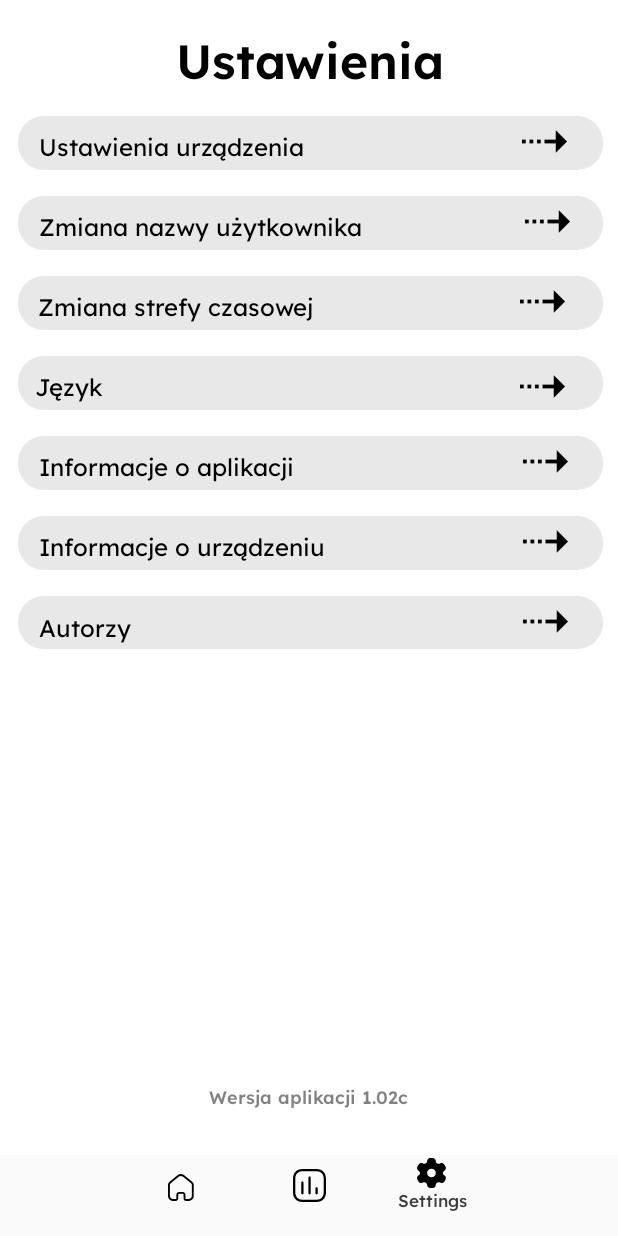
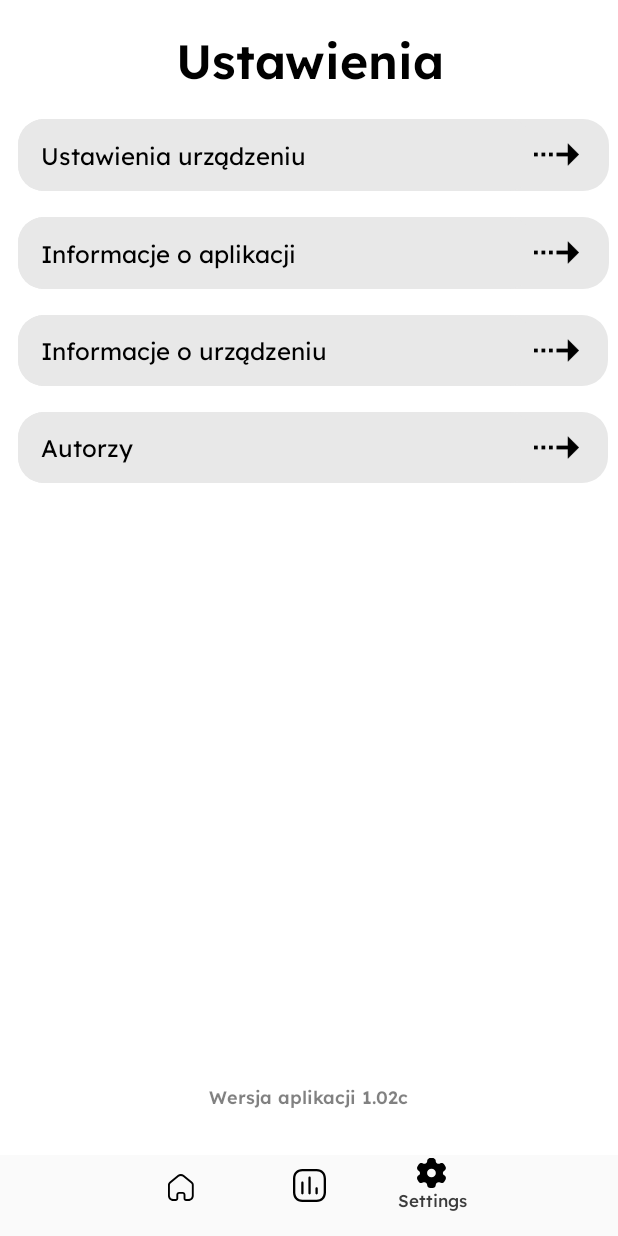
Before and after one commit to Kamilr616/IoT_App_ANS, an Android app: the SettingsActivity screen opened directly, with no data from a screen before it, on a phone screen of 412 x 824 dp. Run offline under Robolectric (Android 15) with nearby library versions, the phone set to English and light mode, and no system bars.

Commit message:
utworzenie przycisków w settings

```diff
--- a/app/src/main/res/layout/activity_settings.xml
+++ b/app/src/main/res/layout/activity_settings.xml
@@ -19,6 +19,7 @@
         app:layout_constraintTop_toTopOf="parent"
         app:layout_constraintVertical_bias="0.0">
 
+
         <TextView
             android:id="@+id/txtUstawienia"
             style="@style/txtLexendsemibold32"
@@ -31,256 +32,139 @@
             android:ellipsize="end"
             android:singleLine="true"
             android:text="@string/lbl_ustawienia" />
-
         <LinearLayout
-            android:id="@+id/linearRowustawieniaurz"
+            android:id="@+id/linearRowinformacjeoap_ust"
             style="@style/groupStylegray_1"
-            android:layout_width="match_parent"
-            android:layout_height="wrap_content"
-            android:layout_marginStart="@dimen/_12pxh"
-            android:layout_marginTop="@dimen/_15pxv"
-            android:layout_marginEnd="@dimen/_12pxh"
-            android:orientation="horizontal">
-
-            <TextView
-                android:id="@+id/txtUstawieniaurz"
-                style="@style/txtLexendregular16"
-                android:layout_width="0dp"
-                android:layout_height="wrap_content"
-                android:layout_marginStart="@dimen/_14pxh"
-                android:layout_marginTop="@dimen/_9pxv"
-                android:layout_marginBottom="@dimen/_5pxv"
-                android:layout_weight="0.85"
-                android:ellipsize="end"
-                android:singleLine="true"
-                android:text="@string/msg_ustawienia_urz" />
-
-            <ImageView
-                android:id="@+id/imageAdvance"
-                android:layout_width="@dimen/_30pxh"
-                android:layout_height="@dimen/_30pxh"
-                android:layout_marginStart="@dimen/_120pxh"
-                android:layout_marginTop="@dimen/_2pxv"
-                android:layout_marginEnd="@dimen/_23pxh"
-                android:layout_marginBottom="@dimen/_3pxv"
-                android:scaleType="fitXY"
-                tools:ignore="ContentDescription"
-                android:src="@drawable/img_advance" />
-        </LinearLayout>
-
-        <LinearLayout
-            android:id="@+id/linearRowzmiananazwyu"
-            style="@style/groupStylegray_1"
-            android:layout_width="match_parent"
+            android:layout_width="394dp"
             android:layout_height="wrap_content"
             android:layout_marginStart="@dimen/_12pxh"
             android:layout_marginTop="@dimen/_17pxv"
             android:layout_marginEnd="@dimen/_12pxh"
             android:orientation="horizontal">
 
-            <TextView
-                android:id="@+id/txtZmiananazwyu"
-                style="@style/txtLexendregular16"
-                android:layout_width="0dp"
+            <Button
+                android:id="@+id/ust_urz"
+                style="@style/groupStylegray_1"
+                android:layout_width="344dp"
                 android:layout_height="wrap_content"
-                android:layout_marginStart="@dimen/_14pxh"
-                android:layout_marginTop="@dimen/_9pxv"
-                android:layout_marginBottom="@dimen/_5pxv"
-                android:layout_weight="0.88"
-                android:ellipsize="end"
-                android:singleLine="true"
-                android:text="@string/msg_zmiana_nazwy_u" />
+                android:layout_weight="0"
+                android:paddingLeft="15dp"
+                android:stateListAnimator="@null"
+                android:text="Ustawienia urządzeniu"
+                android:textAlignment="viewStart"
+                android:textAppearance="@style/txtLexendregular16" />
 
             <ImageView
-                android:id="@+id/imageAdvanceOne"
+                android:id="@+id/imageAdvance"
                 android:layout_width="@dimen/_30pxh"
                 android:layout_height="@dimen/_30pxh"
-                android:layout_marginStart="@dimen/_82pxh"
-                android:layout_marginTop="@dimen/_2pxv"
-                android:layout_marginEnd="@dimen/_22pxh"
-                android:layout_marginBottom="@dimen/_3pxv"
+                android:layout_gravity="center"
+                android:layout_weight="0"
                 android:scaleType="fitXY"
-                tools:ignore="ContentDescription"
-                android:src="@drawable/img_advance" />
+                android:src="@drawable/img_advance"
+                tools:ignore="ContentDescription" />
+
         </LinearLayout>
 
+
+
         <LinearLayout
-            android:id="@+id/linearRowzmianastrefyc"
+            android:id="@+id/linearRowinformacjeoap_apl"
             style="@style/groupStylegray_1"
-            android:layout_width="match_parent"
+            android:layout_width="394dp"
             android:layout_height="wrap_content"
             android:layout_marginStart="@dimen/_12pxh"
             android:layout_marginTop="@dimen/_17pxv"
             android:layout_marginEnd="@dimen/_12pxh"
             android:orientation="horizontal">
 
-            <TextView
-                android:id="@+id/txtZmianastrefyc"
-                style="@style/txtLexendregular16"
-                android:layout_width="0dp"
+            <Button
+                android:id="@+id/inf_apl"
+                style="@style/groupStylegray_1"
+                android:layout_width="344dp"
                 android:layout_height="wrap_content"
-                android:layout_marginStart="@dimen/_13pxh"
-                android:layout_marginTop="@dimen/_9pxv"
-                android:layout_marginBottom="@dimen/_5pxv"
-                android:layout_weight="0.86"
-                android:ellipsize="end"
-                android:singleLine="true"
-                android:text="@string/msg_zmiana_strefy_c" />
+                android:layout_weight="0"
+                android:paddingLeft="15dp"
+                android:stateListAnimator="@null"
+                android:text="Informacje o aplikacji"
+                android:textAlignment="viewStart"
+                android:textAppearance="@style/txtLexendregular16" />
 
             <ImageView
-                android:id="@+id/imageAdvanceTwo"
+                android:id="@+id/imageAdvanceduoo"
                 android:layout_width="@dimen/_30pxh"
                 android:layout_height="@dimen/_30pxh"
-                android:layout_marginStart="@dimen/_111pxh"
-                android:layout_marginTop="@dimen/_2pxv"
-                android:layout_marginEnd="@dimen/_25pxh"
-                android:layout_marginBottom="@dimen/_3pxv"
+                android:layout_gravity="center"
+                android:layout_weight="0"
                 android:scaleType="fitXY"
-                tools:ignore="ContentDescription"
-                android:src="@drawable/img_advance" />
+                android:src="@drawable/img_advance"
+                tools:ignore="ContentDescription" />
+
         </LinearLayout>
 
         <LinearLayout
-            android:id="@+id/linearRowjzyk"
+            android:id="@+id/linearRowautorzy_urz"
             style="@style/groupStylegray_1"
-            android:layout_width="match_parent"
-            android:layout_height="wrap_content"
+            android:layout_width="393dp"
+            android:layout_height="47dp"
             android:layout_marginStart="@dimen/_12pxh"
             android:layout_marginTop="@dimen/_17pxv"
             android:layout_marginEnd="@dimen/_12pxh"
-            android:orientation="horizontal">
+            android:orientation="horizontal"
+            android:stateListAnimator="@null">
 
-            <TextView
-                android:id="@+id/txtJzyk"
-                style="@style/txtLexendregular16"
-                android:layout_width="0dp"
+            <Button
+                android:id="@+id/inf_urz"
+                style="@style/groupStylegray_1"
+                android:layout_width="344dp"
                 android:layout_height="wrap_content"
-                android:layout_marginStart="@dimen/_11pxh"
-                android:layout_marginTop="@dimen/_9pxv"
-                android:layout_marginBottom="@dimen/_5pxv"
-                android:layout_weight="0.6"
-                android:ellipsize="end"
-                android:singleLine="true"
-                android:text="@string/lbl_j_zyk" />
+                android:layout_weight="0"
+                android:paddingLeft="15dp"
+                android:stateListAnimator="@null"
+                android:text="Informacje o urządzeniu"
+                android:textAlignment="viewStart"
+                android:textAppearance="@style/txtLexendregular16" />
 
             <ImageView
-                android:id="@+id/imageAdvanceThree"
+                android:id="@+id/inf_urz_img"
                 android:layout_width="@dimen/_30pxh"
                 android:layout_height="@dimen/_30pxh"
-                android:layout_marginStart="@dimen/_251pxh"
-                android:layout_marginTop="@dimen/_5pxv"
-                android:layout_marginEnd="@dimen/_25pxh"
+                android:layout_gravity="center"
                 android:scaleType="fitXY"
-                tools:ignore="ContentDescription"
-                android:src="@drawable/img_advance" />
+                android:src="@drawable/img_advance"
+                tools:ignore="ContentDescription" />
         </LinearLayout>
-
         <LinearLayout
-            android:id="@+id/linearRowinformacjeoap"
+            android:id="@+id/linearRowautorzy_autorzy"
             style="@style/groupStylegray_1"
-            android:layout_width="match_parent"
-            android:layout_height="wrap_content"
+            android:layout_width="393dp"
+            android:layout_height="47dp"
             android:layout_marginStart="@dimen/_12pxh"
             android:layout_marginTop="@dimen/_17pxv"
             android:layout_marginEnd="@dimen/_12pxh"
-            android:orientation="horizontal">
+            android:orientation="horizontal"
+            android:stateListAnimator="@null">
 
-            <TextView
-                android:id="@+id/txtInformacjeoap"
-                style="@style/txtLexendregular16"
-                android:layout_width="0dp"
+            <Button
+                android:id="@+id/autorzy"
+                style="@style/groupStylegray_1"
+                android:layout_width="344dp"
                 android:layout_height="wrap_content"
-                android:layout_marginStart="@dimen/_14pxh"
-                android:layout_marginTop="@dimen/_9pxv"
-                android:layout_marginBottom="@dimen/_5pxv"
-                android:layout_weight="0.85"
-                android:ellipsize="end"
-                android:singleLine="true"
-                android:text="@string/msg_informacje_o_ap" />
-
-            <ImageView
-                android:id="@+id/imageAdvanceFour"
-                android:layout_width="@dimen/_30pxh"
-                android:layout_height="@dimen/_30pxh"
-                android:layout_marginStart="@dimen/_126pxh"
-                android:layout_marginTop="@dimen/_2pxv"
-                android:layout_marginEnd="@dimen/_23pxh"
-                android:layout_marginBottom="@dimen/_3pxv"
-                android:scaleType="fitXY"
-                tools:ignore="ContentDescription"
-                android:src="@drawable/img_advance" />
-        </LinearLayout>
-
-        <LinearLayout
-            android:id="@+id/linearRowinformacjeour"
-            style="@style/groupStylegray_1"
-            android:layout_width="match_parent"
-            android:layout_height="wrap_content"
-            android:layout_marginStart="@dimen/_12pxh"
-            android:layout_marginTop="@dimen/_17pxv"
-            android:layout_marginEnd="@dimen/_12pxh"
-            android:orientation="horizontal">
-
-            <TextView
-                android:id="@+id/txtInformacjeour"
-                style="@style/txtLexendregular16"
-                android:layout_width="0dp"
-                android:layout_height="wrap_content"
-                android:layout_marginStart="@dimen/_14pxh"
-                android:layout_marginTop="@dimen/_9pxv"
-                android:layout_marginBottom="@dimen/_5pxv"
-                android:layout_weight="0.86"
-                android:ellipsize="end"
-                android:singleLine="true"
-                android:text="@string/msg_informacje_o_ur" />
-
-            <ImageView
-                android:id="@+id/imageAdvanceFive"
-                android:layout_width="@dimen/_30pxh"
-                android:layout_height="@dimen/_30pxh"
-                android:layout_marginStart="@dimen/_106pxh"
-                android:layout_marginTop="@dimen/_2pxv"
-                android:layout_marginEnd="@dimen/_23pxh"
-                android:layout_marginBottom="@dimen/_3pxv"
-                android:scaleType="fitXY"
-                tools:ignore="ContentDescription"
-                android:src="@drawable/img_advance" />
-        </LinearLayout>
-
-        <LinearLayout
-            android:id="@+id/linearRowautorzy"
-            style="@style/groupStylegray_1"
-            android:layout_width="match_parent"
-            android:layout_height="wrap_content"
-            android:layout_marginStart="@dimen/_12pxh"
-            android:layout_marginTop="@dimen/_17pxv"
-            android:layout_marginEnd="@dimen/_12pxh"
-            android:orientation="horizontal">
-
-            <TextView
-                android:id="@+id/txtAutorzy"
-                style="@style/txtLexendregular16"
-                android:layout_width="0dp"
-                android:layout_height="wrap_content"
-                android:layout_marginStart="@dimen/_14pxh"
-                android:layout_marginTop="@dimen/_10pxv"
-                android:layout_marginBottom="@dimen/_4pxv"
-                android:layout_weight="0.67"
-                android:ellipsize="end"
-                android:singleLine="true"
-                android:text="@string/lbl_autorzy" />
+                android:layout_weight="0"
+                android:paddingLeft="15dp"
+                android:stateListAnimator="@null"
+                android:text="Autorzy"
+                android:textAlignment="viewStart"
+                android:textAppearance="@style/txtLexendregular16" />
 
             <ImageView
                 android:id="@+id/imageAdvanceSix"
                 android:layout_width="@dimen/_30pxh"
                 android:layout_height="@dimen/_30pxh"
-                android:layout_marginStart="@dimen/_234pxh"
-                android:layout_marginTop="@dimen/_2pxv"
-                android:layout_marginEnd="@dimen/_23pxh"
-                android:layout_marginBottom="@dimen/_3pxv"
+                android:layout_gravity="center"
                 android:scaleType="fitXY"
-                tools:ignore="ContentDescription"
-                android:src="@drawable/img_advance" />
+                android:src="@drawable/img_advance"
+                tools:ignore="ContentDescription" />
         </LinearLayout>
 
     </LinearLayout>
--- a/app/src/main/res/values/strings.xml
+++ b/app/src/main/res/values/strings.xml
@@ -15,7 +15,7 @@
     <string name="lbl_home">Home</string>
     <string name="lbl_100">100</string>
     <string name="lbl_302">-30</string>
-    <string name="lbl_witaj_xyz">Witaj, XYZ</string>
+    <string name="lbl_witaj_xyz">Witaj</string>
     <string name="lbl_502">50</string>
     <string name="lbl_autorzy">Autorzy</string>
     <string name="msg_si_a_sygna_u_w">Siła sygnału
```
